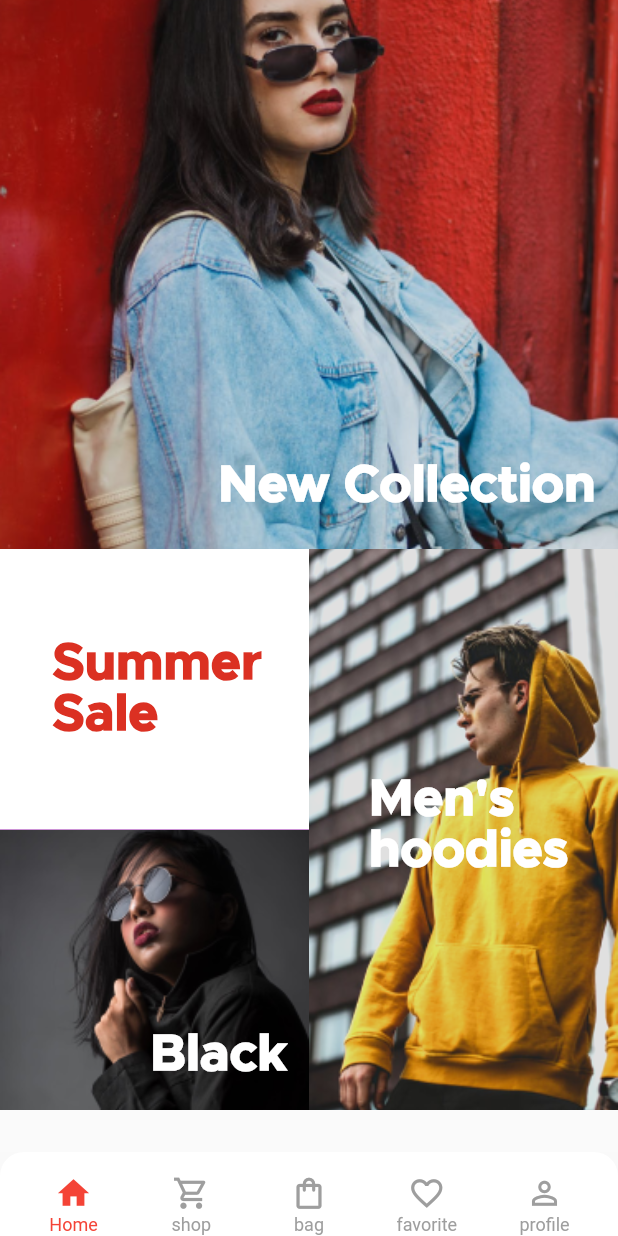
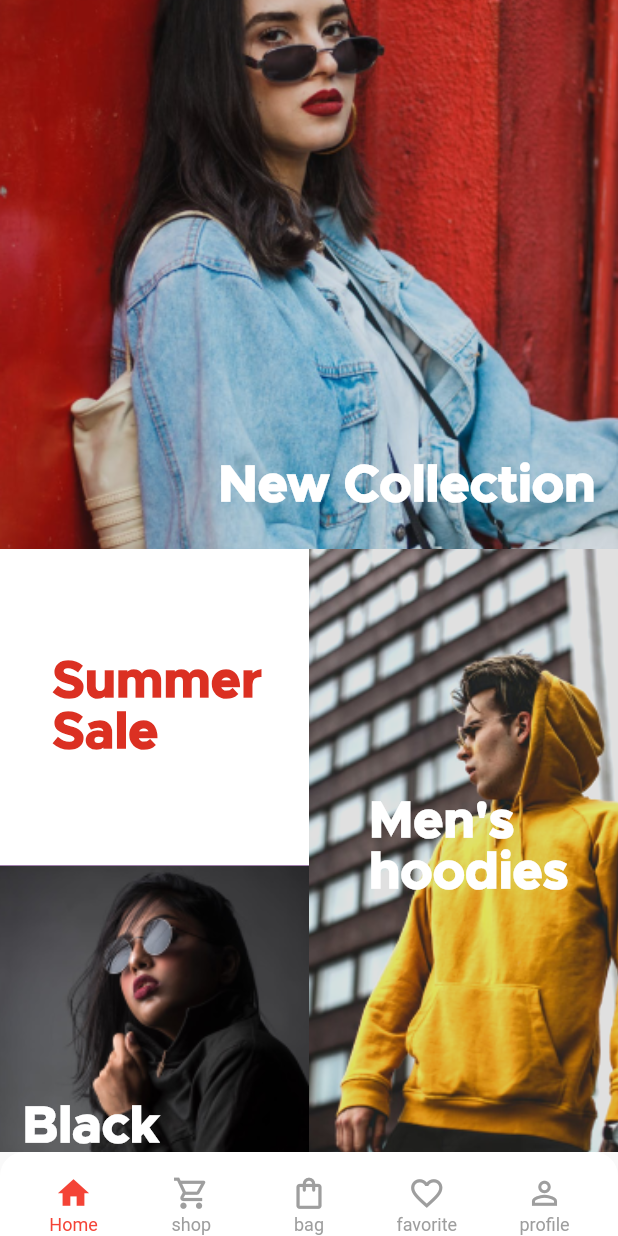
Before and after one commit to Florian-Techer/flutter_ecommerce_app, a Flutter app: the HomePage2 screen opened directly, on a phone screen of 412 x 824 dp. Run offline on Flutter 3.47's test engine with Material 2 defaults, Android fonts, the phone set to English and light mode, and no system bars; our stand-ins replace flutter_svg.

Commit message:
second home

```diff
--- a/lib/pages/homePages/home2.dart
+++ b/lib/pages/homePages/home2.dart
@@ -53,8 +53,13 @@ class _HomePage2State extends State<HomePage2> {
                           fontWeight: FontWeight.w900),
                     ))
               ])),
-          SizedBox(
-            height: 374,
+          Container(
+            decoration: BoxDecoration(
+              shape: BoxShape.rectangle,
+              color: Colors.green,
+            ),
+            clipBehavior: Clip.hardEdge,
+            height: 422,
             child: Row(
               children: [
                 Column(
@@ -81,11 +86,11 @@ class _HomePage2State extends State<HomePage2> {
                       child: Container(
                           width: MediaQuery.of(context).size.width * 0.5,
                           color: Colors.purple,
-                          child: Stack(children: [
+                          child: Stack(fit: StackFit.expand, children: [
                             black,
                             const Positioned(
                                 bottom: 20,
-                                right: 15,
+                                left: 15,
                                 child: Text(
                                   "Black",
                                   style: TextStyle(
@@ -100,17 +105,19 @@ class _HomePage2State extends State<HomePage2> {
                 ),
                 Expanded(
                   flex: 1,
-                  child: Container(
+                  child: SizedBox(
                       width: MediaQuery.of(context).size.width * 0.5,
-                      color: Colors.orange,
-                      child: Stack(children: [
-                        ColorFiltered(colorFilter: ColorFilter.mode(Colors.grey.shade300, BlendMode.darken), child: mensHoodies),
-                         const Positioned(
-                          top: 150,
+                      child: Stack(fit: StackFit.expand, children: [
+                        ColorFiltered(
+                            colorFilter: ColorFilter.mode(
+                                Colors.grey.shade300, BlendMode.darken),
+                            child: mensHoodies),
+                        const Positioned(
+                            top: 165,
                             left: 40,
                             child: SizedBox(
                               width: 200,
-                              child:  Text(
+                              child: Text(
                                 "Men's hoodies",
                                 style: TextStyle(
                                     fontSize: 34,
```
